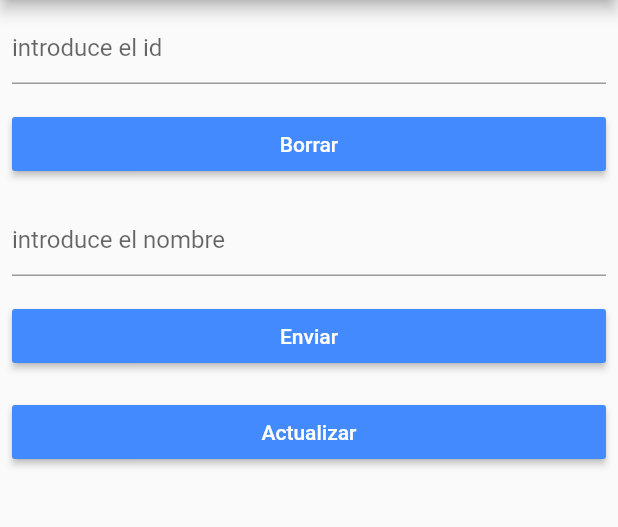
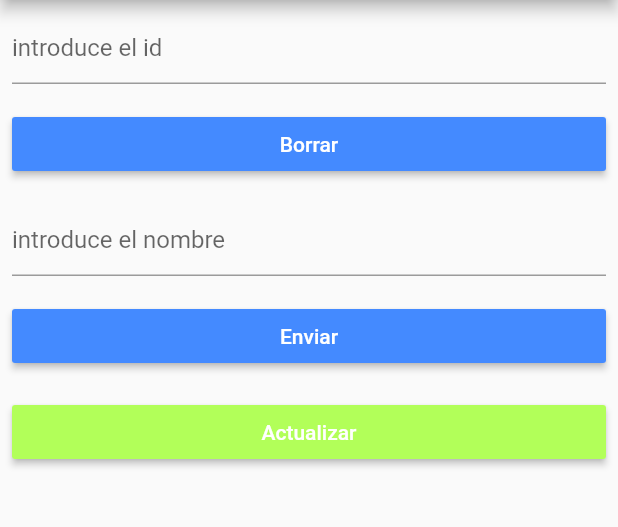
Before and after one commit to tronxi/conexionbd_flutter, a Flutter app: the screen it shows after launch, after a tap on "Borrar", on a phone screen of 412 x 824 dp, the part 84-611 px from its top. Run offline on Flutter 3.47's test engine with Material 2 defaults, Android fonts, the phone set to English and light mode, and no system bars; network calls fail.

Commit message:
cambio color

```diff
--- a/lib/main.dart
+++ b/lib/main.dart
@@ -5,7 +5,8 @@ import 'dart:convert';
 import 'package:http/http.dart' as http;
 
 void main() => runApp(MaterialApp(home: Myapp()));
-
+//const String url = 'http://raspberrytronxi.ddns.net/conexionBD-spring/dato/';
+const String url = "http://192.168.0.5/conexionBD-spring/dato/";
 class Dato {
   final int id;
   final String nombre;
@@ -22,7 +23,7 @@ class Dato {
 
 Future<List<Dato>> fetchDatos(http.Client client) async {
   final response =
-  await client.get('http://192.168.0.5/conexionBD-spring/dato');
+  await client.get(url);
   return compute(parseDatos, response.body);
 }
 
@@ -102,7 +103,7 @@ class MyAppState extends State<Myapp> {
                           "Actualizar",
                           style: TextStyle(color: Colors.white),
                         ),
-                        color: Colors.blueAccent,
+                        color: Colors.lightGreenAccent,
                         onPressed: onPressActualizar,
                       ),
                       Padding(padding: EdgeInsets.all(8.0)),
@@ -133,8 +134,8 @@ class MyAppState extends State<Myapp> {
 
   void onPressBorrar() {
     setState(() {
-      var url = "http://192.168.0.5/conexionBD-spring/dato/" + mensajeBorrar;
-      http.delete(url, headers: {"Content-Type": "application/json"}).then(
+      var urlBorrar = url + mensajeBorrar;
+      http.delete(urlBorrar, headers: {"Content-Type": "application/json"}).then(
               (response) {
             print("Response status: ${response.statusCode}");
             print("Response body: ${response.body}");
@@ -154,7 +155,6 @@ class MyAppState extends State<Myapp> {
     Map data = {'nombre': mensajeEnviar};
     var body = json.encode(data);
     setState(() {
-      var url = "http://192.168.0.5/conexionBD-spring/dato";
       http
           .post(url, headers: {"Content-Type": "application/json"}, body: body)
           .then((response) {
```
Also changed, not shown: 1 other file.
